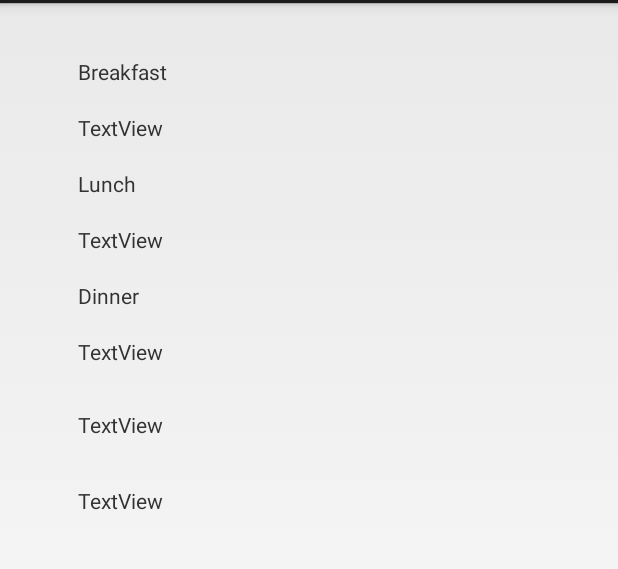
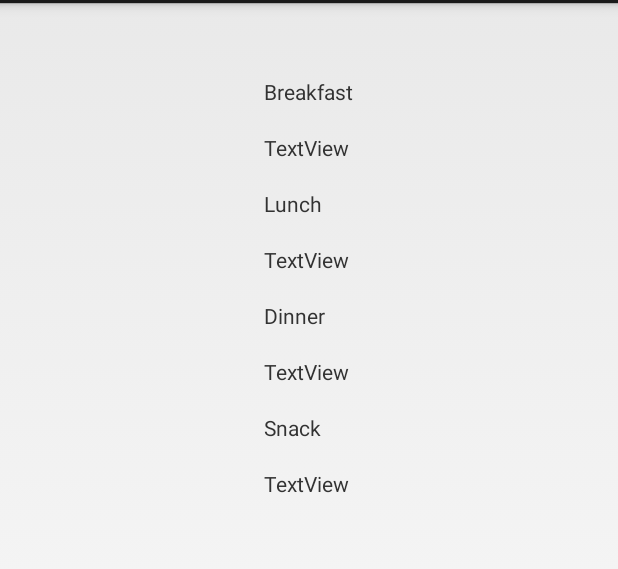
Before and after one commit to Nickydz/Diet-NLSS, an Android app: the layout activity_second.xml on its own in the app's theme, with its tools: preview values and no code run, on a phone screen of 412 x 824 dp, the part 69-638 px from its top. Run offline under Robolectric (Android 15) with nearby library versions, the phone set to English and light mode, and no system bars; network calls fail.

Commit message:
Custom-diet

```diff
--- a/Components/Custom_diet/app/src/main/java/com/example/nlss/custom_diet/Second.java
+++ b/Components/Custom_diet/app/src/main/java/com/example/nlss/custom_diet/Second.java
@@ -1,9 +1,9 @@
 package com.example.nlss.custom_diet;
 
-import android.support.v7.app.AppCompatActivity;
+import android.app.Activity;
 import android.os.Bundle;
 
-public class Second extends AppCompatActivity {
+public class Second extends Activity {
 
     @Override
     protected void onCreate(Bundle savedInstanceState) {
--- a/Components/Custom_diet/app/src/main/res/layout/activity_second.xml
+++ b/Components/Custom_diet/app/src/main/res/layout/activity_second.xml
@@ -9,16 +9,6 @@
     android:paddingRight="@dimen/activity_horizontal_margin"
     android:paddingTop="@dimen/activity_vertical_margin"
     tools:context="com.example.nlss.custom_diet.Second">
-
-    <TextView
-        android:text="Breakfast"
-        android:layout_width="wrap_content"
-        android:layout_height="wrap_content"
-        android:layout_alignParentTop="true"
-        android:layout_alignParentStart="true"
-        android:layout_marginStart="36dp"
-        android:layout_marginTop="20dp"
-        android:id="@+id/brfast" />
 
     <TextView
         android:text="TextView"
@@ -66,12 +56,12 @@
         android:id="@+id/addin" />
 
     <TextView
-        android:text="TextView"
+        android:text="Snack"
         android:layout_width="wrap_content"
         android:layout_height="wrap_content"
         android:layout_below="@+id/addin"
         android:layout_alignStart="@+id/addin"
-        android:layout_marginTop="29dp"
+        android:layout_marginTop="18dp"
         android:id="@+id/snack" />
 
     <TextView
@@ -80,6 +70,16 @@
         android:layout_height="wrap_content"
         android:layout_below="@+id/snack"
         android:layout_alignStart="@+id/snack"
-        android:layout_marginTop="31dp"
+        android:layout_marginTop="18dp"
         android:id="@+id/dissnac" />
+
+    <TextView
+        android:text="Breakfast"
+        android:layout_width="wrap_content"
+        android:layout_height="wrap_content"
+        android:layout_marginTop="33dp"
+        android:id="@+id/brfast"
+        android:layout_alignParentTop="true"
+        android:layout_centerHorizontal="true" />
+
 </RelativeLayout>
```
Also changed, not shown: Components/Custom_diet/app/src/main/java/com/example/nlss/custom_diet/Centre.java (+60 -11 lines), Components/Custom_diet/app/src/main/java/com/example/nlss/custom_diet/DBaseHelper.java (+29 -0 lines), Components/Custom_diet/app/src/main/res/layout/activity_centre.xml (+43 -1 lines).
